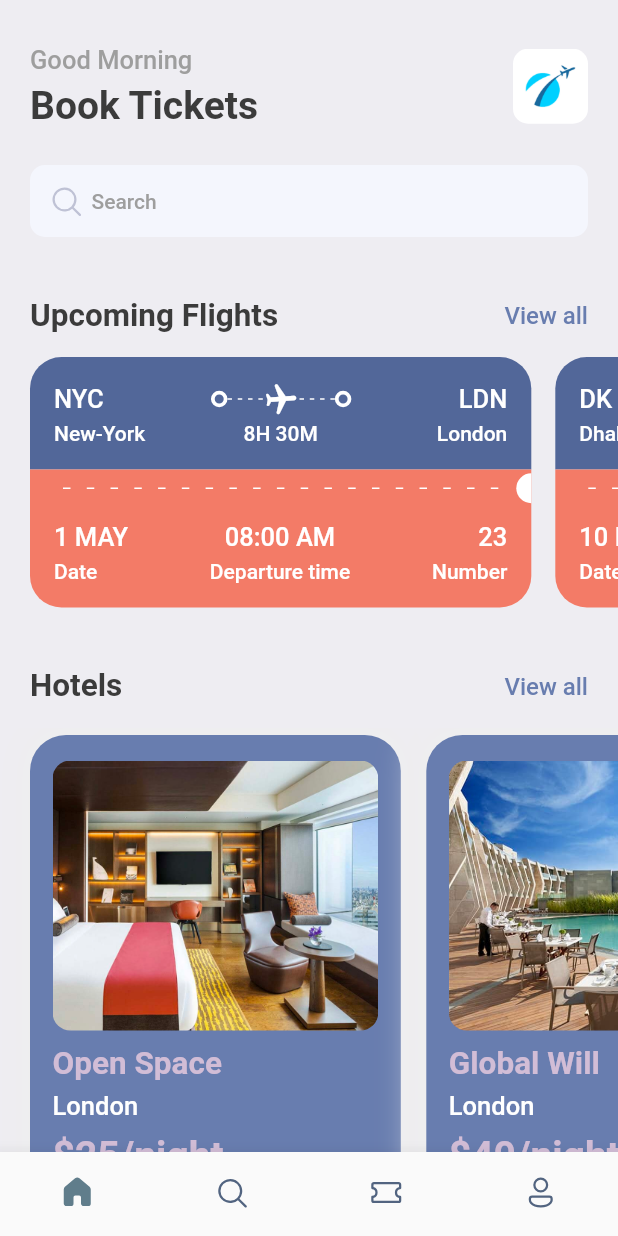
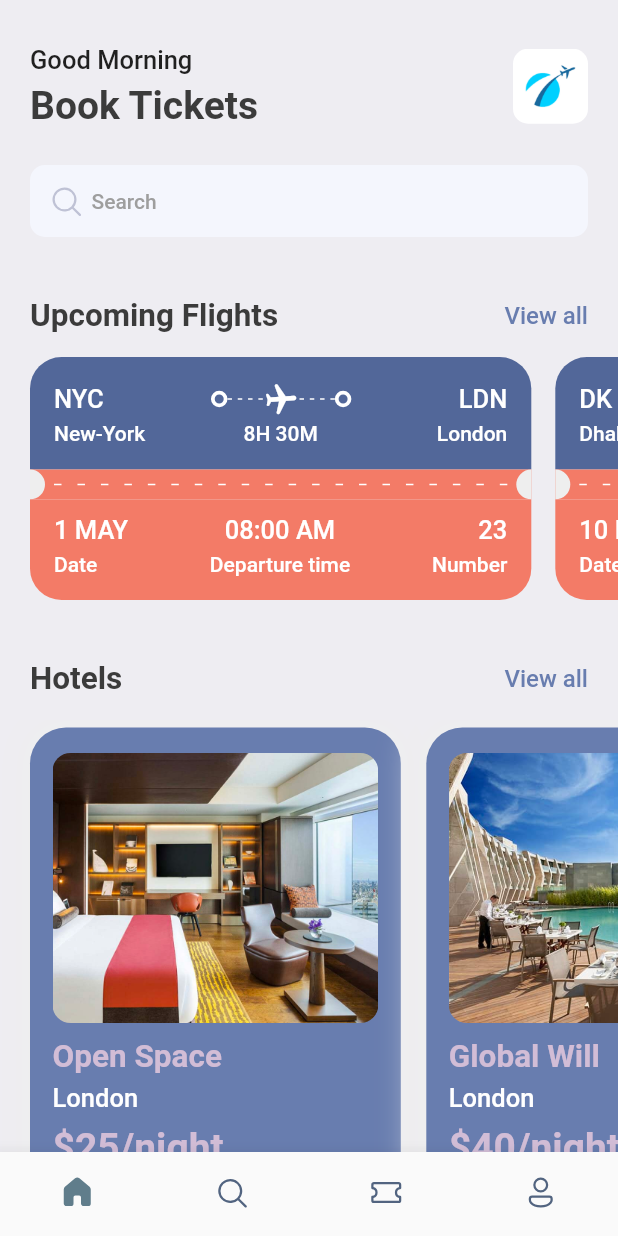
Before and after one commit to mounirmelzi/flutter-ticket-booking-app-ui, a Flutter app: the screen it shows after launch, on a phone screen of 412 x 824 dp. Run offline on Flutter 3.47's test engine with Material 2 defaults, Android fonts, the phone set to English and light mode, and no system bars; our stand-ins replace barcode_widget, fluentui_icons, gap, get.

Commit message:
refactor widgets and add the ticket screen

```diff
--- a/lib/screens/bottom_bar.dart
+++ b/lib/screens/bottom_bar.dart
@@ -1,5 +1,6 @@
 import 'package:book_tickets/screens/home_screen.dart';
 import 'package:book_tickets/screens/search_screen.dart';
+import 'package:book_tickets/screens/ticket_screen.dart';
 import 'package:fluentui_icons/fluentui_icons.dart';
 import 'package:flutter/material.dart';
 
@@ -15,7 +16,7 @@ class _BottomBarState extends State<BottomBar> {
   static final List<Widget> _widgetOptions = <Widget>[
     const HomeScreen(),
     const SearchScreen(),
-    const Text("Tickets"),
+    const TicketScreen(),
     const Text("Profile"),
   ];
 
--- a/lib/screens/ticket_view.dart
+++ b/lib/screens/ticket_view.dart
@@ -1,13 +1,15 @@
 import 'package:book_tickets/utils/app_layout.dart';
 import 'package:book_tickets/utils/app_styles.dart';
+import 'package:book_tickets/widgets/layout_builder_widget.dart';
 import 'package:book_tickets/widgets/thick_container.dart';
 import 'package:flutter/material.dart';
 import 'package:gap/gap.dart';
 
 class TicketView extends StatelessWidget {
   final Map<String, dynamic> ticket;
+  final bool isColor;
 
-  const TicketView({super.key, required this.ticket});
+  const TicketView({super.key, required this.ticket, this.isColor=true});
 
   @override
   Widget build(BuildContext context) {
@@ -22,9 +24,9 @@ class TicketView extends StatelessWidget {
           children: [
             // showing the blue part of the ticket
             Container(
-              decoration: const BoxDecoration(
-                color: Color(0xff526799),
-                borderRadius: BorderRadius.only(
+              decoration: BoxDecoration(
+                color: isColor ? const Color(0xff526799) : Colors.white,
+                borderRadius: const BorderRadius.only(
                   topLeft: Radius.circular(21.0),
                   topRight: Radius.circular(21.0),
                 ),
@@ -36,12 +38,12 @@ class TicketView extends StatelessWidget {
                     children: [
                       Text(
                         ticket["from"]["code"],
-                        style: Styles.headlineStyle3.copyWith(
-                          color: Colors.white
-                        ),
+                        style: isColor
+                          ? Styles.headlineStyle3.copyWith(color: Colors.white)
+                          : Styles.headlineStyle3,
                       ),
                       const Spacer(),
-                      const ThickContainer(),
+                      ThickContainer(isColor: isColor),
                       Expanded(
                         child: Stack(
                           children: [
@@ -55,12 +57,12 @@ class TicketView extends StatelessWidget {
                                     mainAxisSize: MainAxisSize.max,
                                     children: List.generate(
                                         (constraints.constrainWidth() / 6).floor(),
-                                            (index) => const SizedBox(
+                                        (index) => SizedBox(
                                           width: 3.0,
                                           height: 1.0,
                                           child: DecoratedBox(
                                             decoration: BoxDecoration(
-                                                color: Colors.white
+                                              color: isColor ? Colors.white : Colors.grey.shade300
                                             ),
                                           ),
                                         )),
@@ -71,22 +73,22 @@ class TicketView extends StatelessWidget {
                             Center(
                               child: Transform.rotate(
                                 angle: 1.5,
-                                child: const Icon(
+                                child: Icon(
                                   Icons.local_airport_rounded,
-                                  color: Colors.white,
+                                  color: isColor ? Colors.white : const Color(0xFF8ACCF7),
                                 ),
                               ),
                             ),
                           ]
                         ),
                       ),
-                      const ThickContainer(),
+                      ThickContainer(isColor: isColor),
                       const Spacer(),
                       Text(
                         ticket["to"]["code"],
-                        style: Styles.headlineStyle3.copyWith(
-                          color: Colors.white
-                        ),
+                        style: isColor
+                          ? Styles.headlineStyle3.copyWith(color: Colors.white)
+                          : Styles.headlineStyle3,
                       )
                     ],
                   ),
@@ -98,25 +100,25 @@ class TicketView extends StatelessWidget {
                         width: 100.0,
                         child: Text(
                           ticket["from"]["name"],
-                          style: Styles.headlineStyle4.copyWith(
-                            color: Colors.white
-                          ),
+                          style: isColor
+                            ? Styles.headlineStyle4.copyWith(color: Colors.white)
+                            : Styles.headlineStyle4,
                         ),
                       ),
                       Text(
                         ticket["flying_time"],
-                        style: Styles.headlineStyle4.copyWith(
-                          color: Colors.white
-                        ),
+                        style: isColor
+                          ? Styles.headlineStyle4.copyWith(color: Colors.white)
+                          : Styles.headlineStyle4,
                       ),
                       SizedBox(
                         width: 100.0,
                         child: Text(
                           ticket["to"]["name"],
                           textAlign: TextAlign.end,
-                          style: Styles.headlineStyle4.copyWith(
-                              color: Colors.white
-                          ),
+                          style: isColor
+                            ? Styles.headlineStyle4.copyWith(color: Colors.white)
+                            : Styles.headlineStyle4,
                         ),
                       ),
                     ],
@@ -126,15 +128,16 @@ class TicketView extends StatelessWidget {
             ),
             // showing the orange part of the ticket
             Container(
-              color: Styles.orangeColor,
+              color: isColor ? Styles.orangeColor : Colors.white,
               child: Row(
                 children: [
-                  const SizedBox(
+                  SizedBox(
+                    height: 20.0,
                     width: 10.0,
                     child: DecoratedBox(
                       decoration: BoxDecoration(
-                        color: Colors.white,
-                        borderRadius: BorderRadius.only(
+                        color: isColor ? Colors.grey.shade200 : Colors.white,
+                        borderRadius: const BorderRadius.only(
                           topRight: Radius.circular(10.0),
                           bottomRight: Radius.circular(10.0)
                         ),
@@ -143,37 +146,20 @@ class TicketView extends StatelessWidget {
                   ),
                   Expanded(
                     child: Padding(
-                      padding: const EdgeInsets.all(12.0),
-                      child: LayoutBuilder(
-                        builder: (BuildContext context, BoxConstraints constraints) {
-                          return Flex(
-                            direction: Axis.horizontal,
-                            mainAxisAlignment: MainAxisAlignment.spaceBetween,
-                            mainAxisSize: MainAxisSize.max,
-                            children: List.generate(
-                              (constraints.constrainWidth() / 15).floor(),
-                              (index) => const SizedBox(
-                                width: 5.0,
-                                height: 1.0,
-                                child: DecoratedBox(
-                                  decoration: BoxDecoration(
-                                      color: Colors.white
-                                  ),
-                                ),
-                              )
-                            ),
-                          );
-                        },
+                      padding: const EdgeInsets.all(6.0),
+                      child: AppLayoutBuilderWidget(
+                        isColor: isColor,
+                        sections: 15,
                       ),
                     )
                   ),
-                  const SizedBox(
+                  SizedBox(
                     height: 20.0,
                     width: 10.0,
                     child: DecoratedBox(
                       decoration: BoxDecoration(
-                        color: Colors.white,
-                        borderRadius: BorderRadius.only(
+                        color: isColor ? Colors.grey.shade200 : Colors.white,
+                        borderRadius: const BorderRadius.only(
                           topLeft: Radius.circular(10.0),
                           bottomLeft: Radius.circular(10.0)
                         ),
@@ -183,12 +169,13 @@ class TicketView extends StatelessWidget {
                 ],
               ),
             ),
+            // bottom part of the orange part of the ticket
             Container(
               decoration: BoxDecoration(
-                color: Styles.orangeColor,
-                borderRadius: const BorderRadius.only(
-                  bottomLeft: Radius.circular(21.0),
-                  bottomRight: Radius.circular(21.0),
+                color: isColor ? Styles.orangeColor : Colors.white,
+                borderRadius: BorderRadius.only(
+                  bottomLeft: Radius.circular(isColor ? 21.0 : 0),
+                  bottomRight: Radius.circular(isColor ? 21.0 : 0),
                 ),
               ),
               padding: const EdgeInsets.only(
@@ -205,16 +192,16 @@ class TicketView extends StatelessWidget {
                     children: [
                       Text(
                         ticket["date"],
-                        style: Styles.headlineStyle3.copyWith(
-                          color: Colors.white
-                        ),
+                        style: isColor
+                          ? Styles.headlineStyle3.copyWith(color: Colors.white)
+                          : Styles.headlineStyle3,
                       ),
                       const Gap(5.0),
                       Text(
                         "Date",
-                        style: Styles.headlineStyle4.copyWith(
-                            color: Colors.white
-                        ),
+                        style: isColor
+                          ? Styles.headlineStyle4.copyWith(color: Colors.white)
+                          : Styles.headlineStyle4,
                       )
                     ],
                   ),
@@ -223,16 +210,16 @@ class TicketView extends StatelessWidget {
                     children: [
                       Text(
                         ticket["departure_time"],
-                        style: Styles.headlineStyle3.copyWith(
-                            color: Colors.white
-                        ),
+                        style: isColor
+                          ? Styles.headlineStyle3.copyWith(color: Colors.white)
+                          : Styles.headlineStyle3,
                       ),
                       const Gap(5.0),
                       Text(
                         "Departure time",
-                        style: Styles.headlineStyle4.copyWith(
-                            color: Colors.white
-                        ),
+                        style: isColor
+                          ? Styles.headlineStyle4.copyWith(color: Colors.white)
+                          : Styles.headlineStyle4,
                       )
                     ],
                   ),
@@ -241,16 +228,16 @@ class TicketView extends StatelessWidget {
                     children: [
                       Text(
                         ticket["number"].toString(),
-                        style: Styles.headlineStyle3.copyWith(
-                            color: Colors.white
-                        ),
+                        style: isColor
+                          ? Styles.headlineStyle3.copyWith(color: Colors.white)
+                          : Styles.headlineStyle3,
                       ),
                       const Gap(5.0),
                       Text(
                         "Number",
-                        style: Styles.headlineStyle4.copyWith(
-                            color: Colors.white
-                        ),
+                        style: isColor
+                          ? Styles.headlineStyle4.copyWith(color: Colors.white)
+                          : Styles.headlineStyle4,
                       )
                     ],
                   )
--- a/lib/utils/app_styles.dart
+++ b/lib/utils/app_styles.dart
@@ -24,9 +24,8 @@ class Styles {
     color: textColor,
     fontWeight: FontWeight.bold,
   );
-  static TextStyle headlineStyle3 = TextStyle(
+  static TextStyle headlineStyle3 = const TextStyle(
     fontSize: 17.0,
-    color: Colors.grey.shade500,
     fontWeight: FontWeight.w500,
   );
   static TextStyle headlineStyle4 = TextStyle(
--- /dev/null
+++ b/lib/widgets/layout_builder_widget.dart
@@ -0,0 +1,39 @@
+import 'package:flutter/material.dart';
+
+class AppLayoutBuilderWidget extends StatelessWidget {
+  final bool isColor;
+  final int sections;
+  final double width;
+
+  const AppLayoutBuilderWidget({
+    super.key,
+    required this.isColor,
+    required this.sections,
+    this.width = 5.0,
+  });
+
+  @override
+  Widget build(BuildContext context) {
+    return LayoutBuilder(
+      builder: (BuildContext context, BoxConstraints constraints) {
+        return Flex(
+          direction: Axis.horizontal,
+          mainAxisAlignment: MainAxisAlignment.spaceBetween,
+          mainAxisSize: MainAxisSize.max,
+          children: List.generate(
+              (constraints.constrainWidth() / sections).floor(),
+                  (index) => SizedBox(
+                width: width,
+                height: 1.0,
+                child: DecoratedBox(
+                  decoration: BoxDecoration(
+                      color: isColor ? Colors.white : Colors.grey.shade300
+                  ),
+                ),
+              )
+          ),
+        );
+      },
+    );
+  }
+}
--- a/lib/widgets/thick_container.dart
+++ b/lib/widgets/thick_container.dart
@@ -1,7 +1,9 @@
 import 'package:flutter/material.dart';
 
 class ThickContainer extends StatelessWidget {
-  const ThickContainer({super.key});
+  final bool isColor;
+
+  const ThickContainer({super.key, required this.isColor});
 
   @override
   Widget build(BuildContext context) {
@@ -11,7 +13,7 @@ class ThickContainer extends StatelessWidget {
         borderRadius: BorderRadius.circular(20.0),
         border: Border.all(
           width: 2.5,
-          color: Colors.white,
+          color: isColor ? Colors.white : const Color(0xFF8ACCF7),
         )
       ),
     );
--- a/pubspec.yaml
+++ b/pubspec.yaml
@@ -38,6 +38,7 @@ dependencies:
   fluentui_icons: ^1.0.0
   gap: ^2.0.0
   get:
+  barcode_widget:
 
 dev_dependencies:
   flutter_test:
```
Also changed, not shown: lib/screens/ticket_screen.dart (added, +215 -0 lines), lib/widgets/column_layout.dart (added, +34 -0 lines), pubspec.lock.
